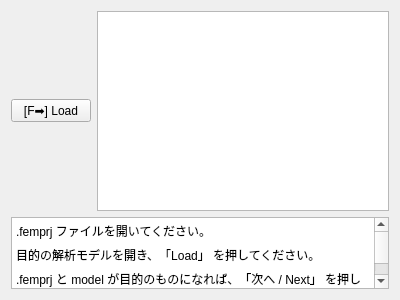
Before: the Qt Designer form pyfemtet_opt_gui_2/ui/WizardPage_analysis_model.ui in pyfemtet/pyfemtet-opt-gui, drawn with Qt 5.
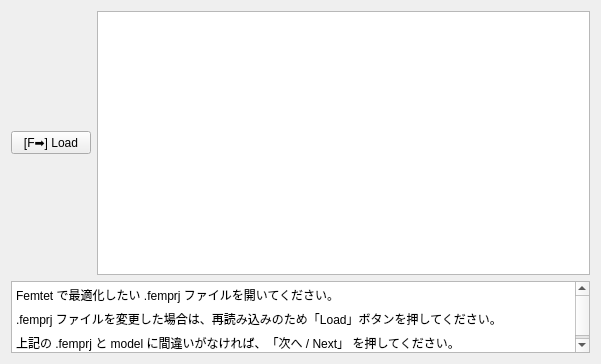
After: the same form once the commit is applied.

The edit to the form file:
```diff
--- a/pyfemtet_opt_gui_2/ui/WizardPage_analysis_model.ui
+++ b/pyfemtet_opt_gui_2/ui/WizardPage_analysis_model.ui
@@ -6,8 +6,8 @@
    <rect>
     <x>0</x>
     <y>0</y>
-    <width>400</width>
-    <height>300</height>
+    <width>601</width>
+    <height>364</height>
    </rect>
   </property>
   <property name="windowTitle">
@@ -52,9 +52,9 @@
 li.unchecked::marker { content: &quot;\2610&quot;; }
 li.checked::marker { content: &quot;\2612&quot;; }
 &lt;/style&gt;&lt;/head&gt;&lt;body style=&quot; font-family:'Yu Gothic UI'; font-size:9pt; font-weight:400; font-style:normal;&quot;&gt;
-&lt;p style=&quot; margin-top:6px; margin-bottom:6px; margin-left:0px; margin-right:0px; -qt-block-indent:0; text-indent:0px;&quot;&gt;.femprj ファイルを開いてください。&lt;/p&gt;
-&lt;p style=&quot; margin-top:6px; margin-bottom:6px; margin-left:0px; margin-right:0px; -qt-block-indent:0; text-indent:0px;&quot;&gt;目的の解析モデルを開き、「Load」 を押してください。&lt;/p&gt;
-&lt;p style=&quot; margin-top:6px; margin-bottom:6px; margin-left:0px; margin-right:0px; -qt-block-indent:0; text-indent:0px;&quot;&gt;.femprj と model が目的のものになれば、「次へ / Next」 を押してください。&lt;/p&gt;&lt;/body&gt;&lt;/html&gt;</string>
+&lt;p style=&quot; margin-top:6px; margin-bottom:6px; margin-left:0px; margin-right:0px; -qt-block-indent:0; text-indent:0px;&quot;&gt;Femtet で最適化したい .femprj ファイルを開いてください。&lt;/p&gt;
+&lt;p style=&quot; margin-top:6px; margin-bottom:6px; margin-left:0px; margin-right:0px; -qt-block-indent:0; text-indent:0px;&quot;&gt;.femprj ファイルを変更した場合は、再読み込みのため「Load」ボタンを押してください。&lt;/p&gt;
+&lt;p style=&quot; margin-top:6px; margin-bottom:6px; margin-left:0px; margin-right:0px; -qt-block-indent:0; text-indent:0px;&quot;&gt;上記の .femprj と model に間違いがなければ、「次へ / Next」 を押してください。&lt;/p&gt;&lt;/body&gt;&lt;/html&gt;</string>
      </property>
     </widget>
    </item>
```
Left out of the diff: 6 changed lines with no effect on the pictures.
